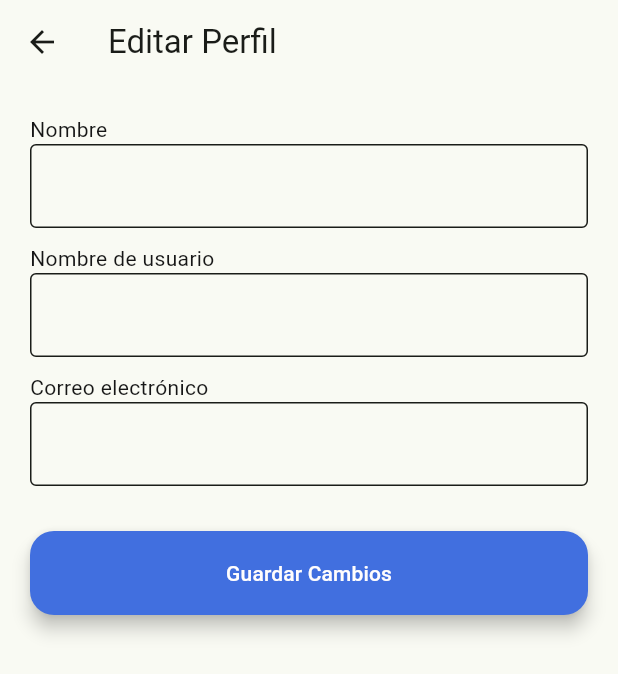
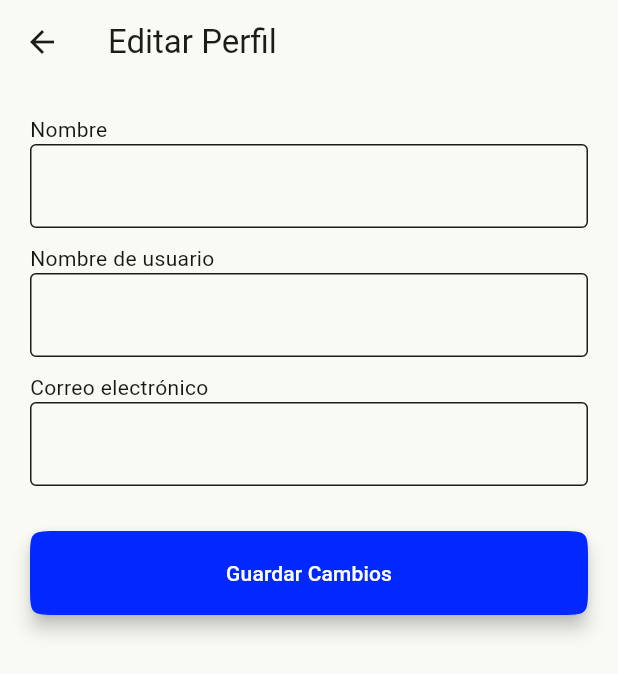
Before and after one commit to Franciscooxz/FLUTTER_Astroguide, a Flutter app: the EditarPerfil screen opened directly, on a phone screen of 412 x 824 dp. Shown: the top 674 px of the screen. Run offline on Flutter 3.47's test engine with Material 3 defaults, Android fonts, the phone set to English and light mode, and no system bars; our stand-ins replace get, get_storage, google_fonts; accounts and stored records are empty; network calls fail.

Commit message:
Edicones x

```diff
--- a/lib/pages/editar_perfil.dart
+++ b/lib/pages/editar_perfil.dart
@@ -73,8 +73,17 @@ class _EditarPerfilState extends State<EditarPerfil> {
             _buildTextField("Correo electrónico", _emailController),
             SizedBox(height: 20.0),
             ElevatedButton(
+              style: ElevatedButton.styleFrom(
+                shape: ContinuousRectangleBorder(
+                  borderRadius: BorderRadius.circular(20),
+                ),
+                backgroundColor: const Color.fromARGB(255, 2, 40, 255),
+              ),
               onPressed: _actualizarUsuario,
-              child: Text('Guardar Cambios'),
+              child: Text(
+                'Guardar Cambios',
+                style: TextStyle(color: Colors.white),
+              ),
             ),
           ],
         ),
--- a/lib/pages/register_page.dart
+++ b/lib/pages/register_page.dart
@@ -2,13 +2,11 @@ import 'package:flutter/material.dart';
 import 'package:astroguide_flutter/controllers/authentication.dart';
 import 'package:astroguide_flutter/pages/login_page.dart';
 import 'package:get/get.dart';
-import './widgets/input_widget.dart';
-import 'package:google_fonts/google_fonts.dart';
 import 'package:astroguide_flutter/theme/theme.dart';
 import 'package:astroguide_flutter/pages/widgets/custom_scaffold.dart';
 
 class RegisterPage extends StatefulWidget {
-  const RegisterPage({Key? key}) : super(key: key);
+  const RegisterPage({super.key});
 
   @override
   State<RegisterPage> createState() => _RegisterPageState();
--- a/lib/pages/welcome_page.dart
+++ b/lib/pages/welcome_page.dart
@@ -5,9 +5,6 @@ import 'package:astroguide_flutter/utils/screen_size.dart';
 import 'package:flutter/material.dart';
 import 'package:astroguide_flutter/pages/login_page.dart';
 import 'package:astroguide_flutter/pages/register_page.dart';
-import 'package:astroguide_flutter/theme/theme.dart';
-import 'package:astroguide_flutter/pages/widgets/custom_scaffold.dart';
-import 'package:astroguide_flutter/pages/widgets/welcome_button.dart';
 
 class WelcomeScreen extends StatelessWidget {
   const WelcomeScreen({super.key});
--- a/lib/services/logros_service.dart
+++ b/lib/services/logros_service.dart
@@ -1,6 +1,5 @@
 import 'dart:convert';
 import 'package:http/http.dart' as http;
-import '';
 
 class LogrosService {
   static Future<List<dynamic>> getLogros(String token) async {
--- a/lib/services/user_service.dart
+++ b/lib/services/user_service.dart
@@ -1,5 +1,4 @@
 import 'dart:convert';
-import 'package:astroguide_flutter/models/comment_model.dart';
 import 'package:astroguide_flutter/pages/perfil.dart';
 import 'package:http/http.dart' as http;
 
```
Also changed, not shown: lib/pages/perfil.dart (+10 -1 lines).
